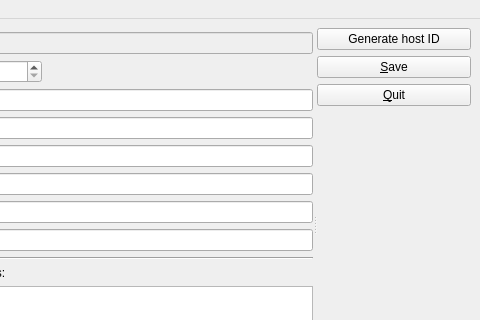
Before: the Qt Designer form naming/tools/profile_editor/main_window.ui in uvvy/uvvy-cpp, drawn with Qt 5; both pictures show x 91 to 571 and y 0 to 320 of the 571 by 428 pixel window.
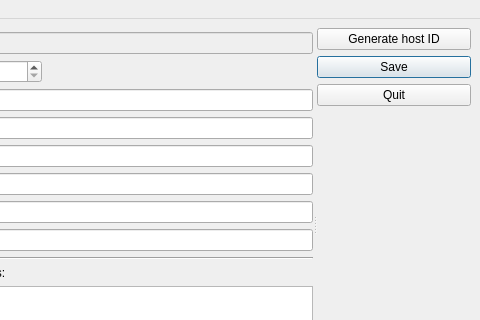
After: the same form once the commit is applied.

```diff
--- a/naming/tools/profile_editor/main_window.ui
+++ b/naming/tools/profile_editor/main_window.ui
@@ -203,14 +203,20 @@
         <item>
          <widget class="QPushButton" name="pushButton_2">
           <property name="text">
-           <string>&amp;Save</string>
+           <string>Save</string>
+          </property>
+          <property name="autoDefault">
+           <bool>true</bool>
+          </property>
+          <property name="default">
+           <bool>true</bool>
           </property>
          </widget>
         </item>
         <item>
          <widget class="QPushButton" name="pushButton_3">
           <property name="text">
-           <string>&amp;Quit</string>
+           <string>Quit</string>
           </property>
          </widget>
         </item>
```
Left out of the diff: 80 changed lines with no effect on the pictures.
